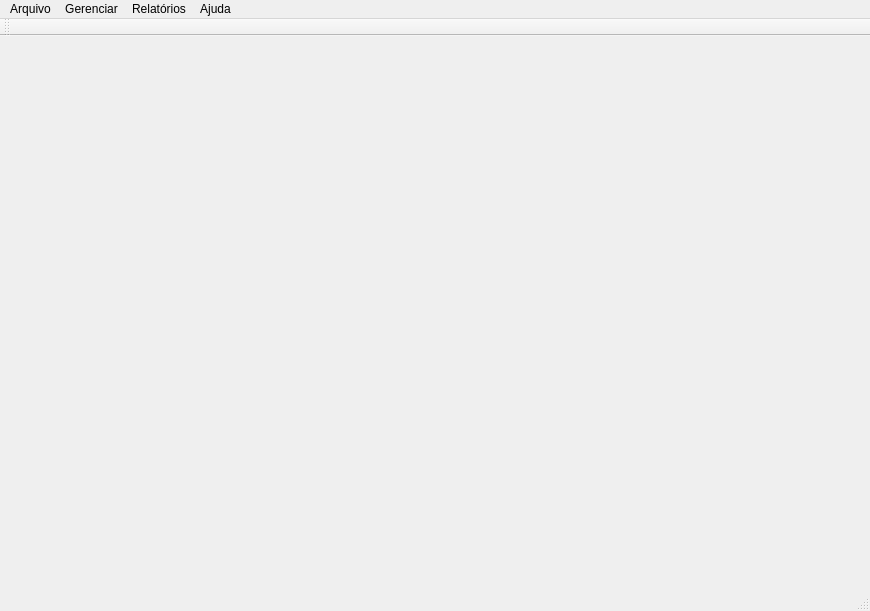
The window that mainwindow.ui (brunosr1985/TCC_NayBru) describes before a commit, drawn with Qt 5.
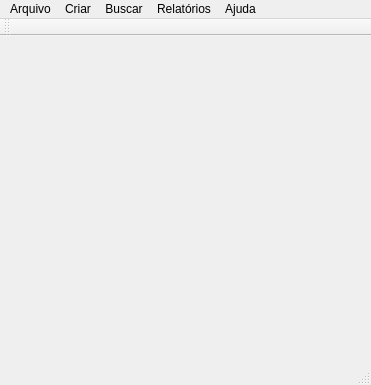
The same window after the commit.

Diff of the .ui file:
```diff
--- a/mainwindow.ui
+++ b/mainwindow.ui
@@ -6,10 +6,22 @@
    <rect>
     <x>0</x>
     <y>0</y>
-    <width>870</width>
-    <height>611</height>
+    <width>371</width>
+    <height>385</height>
    </rect>
   </property>
+  <property name="sizePolicy">
+   <sizepolicy hsizetype="Minimum" vsizetype="Minimum">
+    <horstretch>0</horstretch>
+    <verstretch>0</verstretch>
+   </sizepolicy>
+  </property>
+  <property name="minimumSize">
+   <size>
+    <width>300</width>
+    <height>300</height>
+   </size>
+  </property>
   <property name="windowTitle">
    <string>Kaizen Birth Edition</string>
   </property>
@@ -19,7 +31,7 @@
     <rect>
      <x>0</x>
      <y>0</y>
-     <width>870</width>
+     <width>371</width>
      <height>21</height>
     </rect>
    </property>
@@ -34,7 +46,7 @@
    </widget>
    <widget class="QMenu" name="menuGerenciar">
     <property name="title">
-     <string>Gerenciar</string>
+     <string>Buscar</string>
     </property>
     <addaction name="actionPessoas"/>
     <addaction name="actionDispositivos"/>
@@ -49,11 +61,17 @@
     <property name="title">
      <string>Relatórios</string>
     </property>
-    <addaction name="actionPessoas_x_Chamados"/>
-    <addaction name="actionPessoas_x_Qtde_Chamados"/>
-    <addaction name="actionChamados_2"/>
+   </widget>
+   <widget class="QMenu" name="menuCriar">
+    <property name="title">
+     <string>Criar</string>
+    </property>
+    <addaction name="actionPessoas_2"/>
+    <addaction name="actionDispositivos_3"/>
+    <addaction name="actionChamados_3"/>
    </widget>
    <addaction name="menuArquivo"/>
+   <addaction name="menuCriar"/>
    <addaction name="menuGerenciar"/>
    <addaction name="menuRelat_rios"/>
    <addaction name="menuAjuda"/>
```
Left out of the diff: 48 changed lines with no effect on the pictures.
